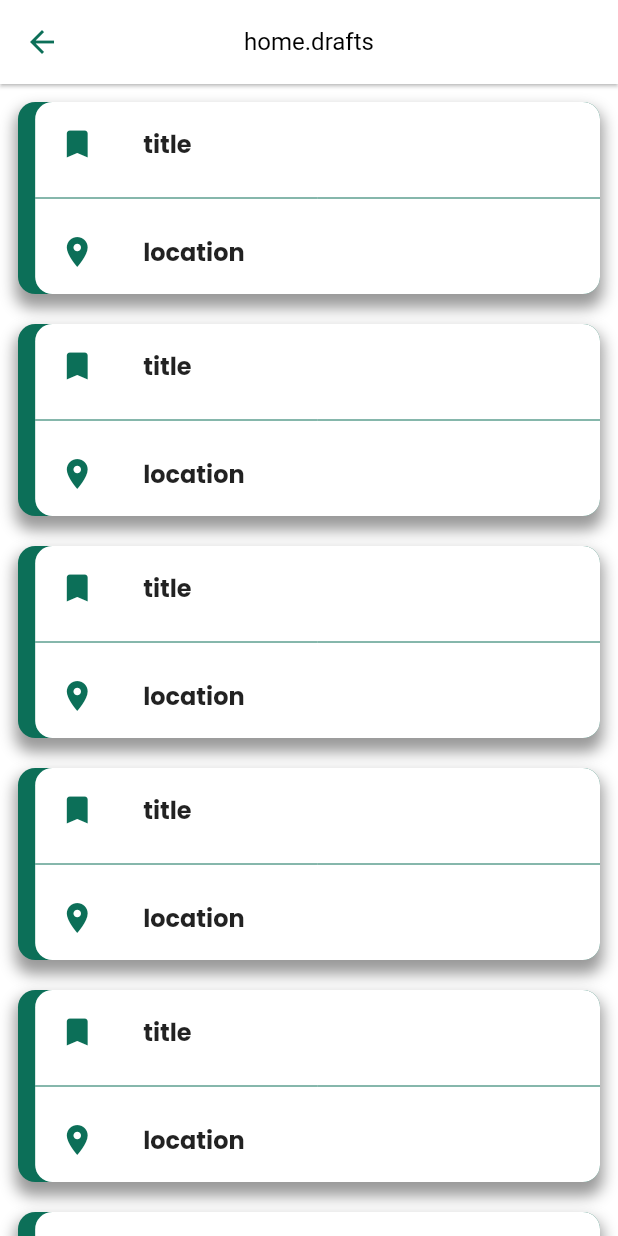
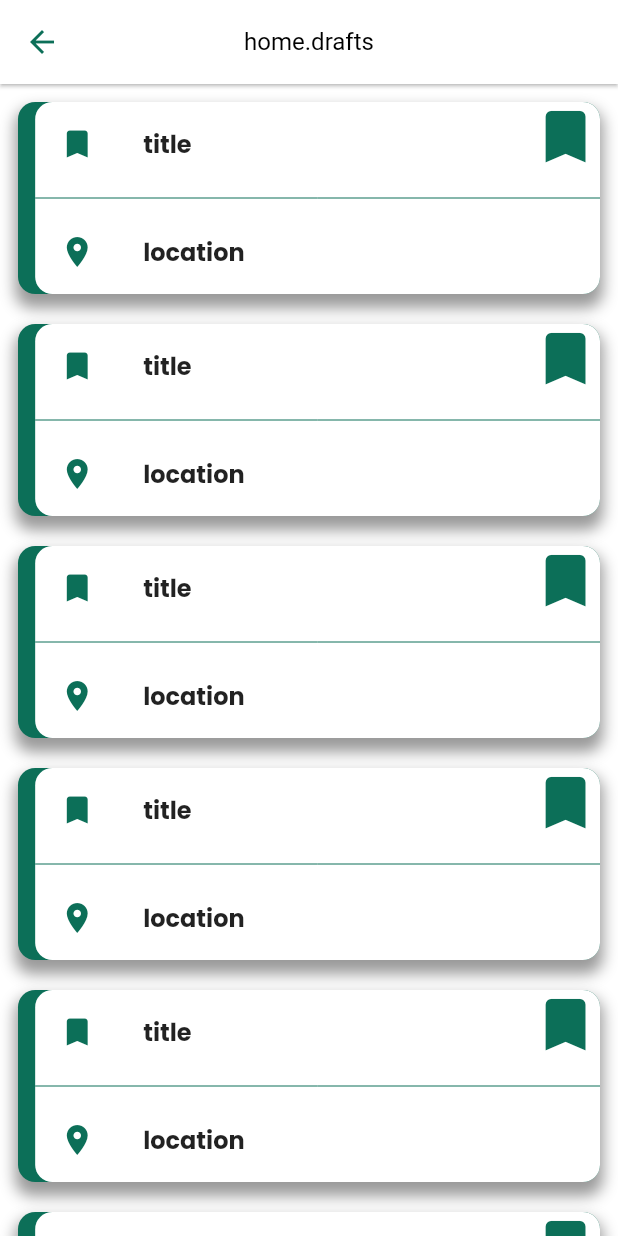
Before and after one commit to 0Ahmad0/Lifleta, a Flutter app: the DraftsPage screen opened by its route, on a phone screen of 412 x 824 dp. Run offline on Flutter 3.47's test engine with Material 2 defaults, Android fonts, the phone set to English and light mode, and no system bars; our stand-ins replace animate_do, cached_network_image, carousel_slider, cloud_firestore, easy_localization, file_picker and 16 more; missing offline and left inert: flutter_osm_plugin; accounts and stored records are empty.

Commit message:
drafts implement

```diff
--- a/lib/src/features/drafts/widgets/drafts_item.dart
+++ b/lib/src/features/drafts/widgets/drafts_item.dart
@@ -21,10 +21,12 @@ class DraftItem extends StatelessWidget {
   @override
   Widget build(BuildContext context) {
     return InkWell(
-      onTap: (){
+      onTap: () {
         goRouter.goNamed(AppRoute.createReport.name);
       },
-      child: Container(
+      child: Stack(
+        children: [
+          Container(
             decoration: BoxDecoration(
                 color: ColorManager.primaryColor,
                 borderRadius: BorderRadius.circular(10.r),
@@ -80,6 +82,17 @@ class DraftItem extends StatelessWidget {
               ),
             ),
           ),
+          Positioned(
+            right: context.locale.languageCode == 'en' ? 0 : null,
+            left: context.locale.languageCode == 'ar' ? 0 : null,
+            top: 0,
+            child: Icon(
+              Icons.bookmark,
+              size: 40.sp,
+            ),
+          ),
+        ],
+      ),
     );
   }
 }
```
Lines whose indentation alone changed are shown as unchanged.
